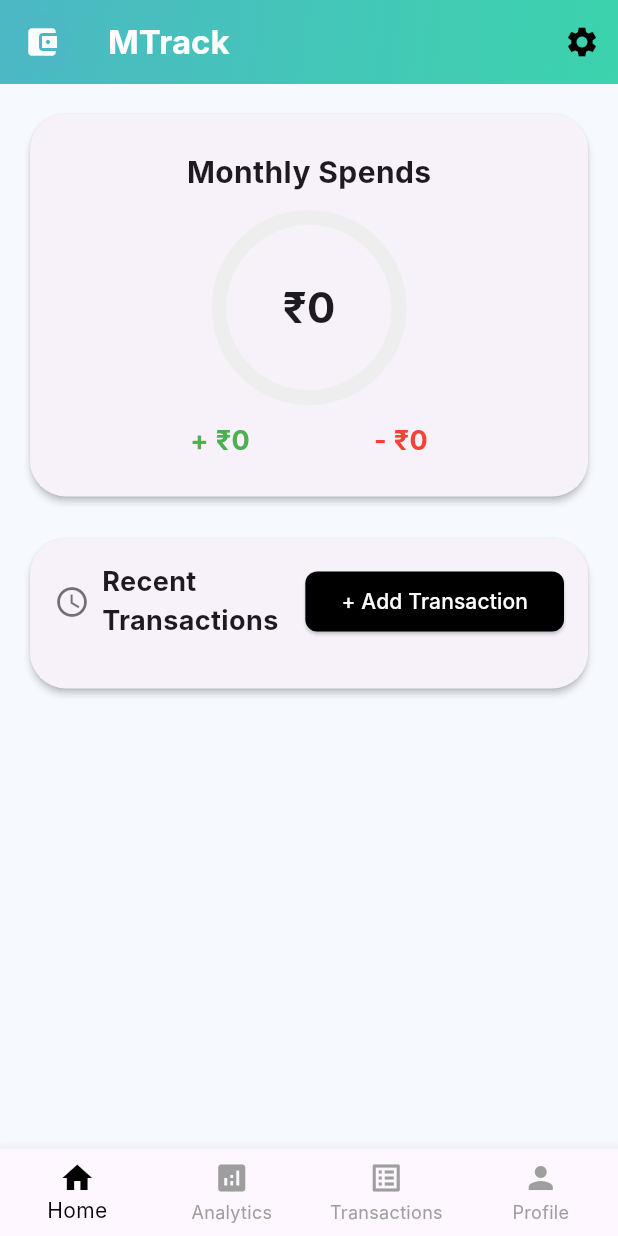
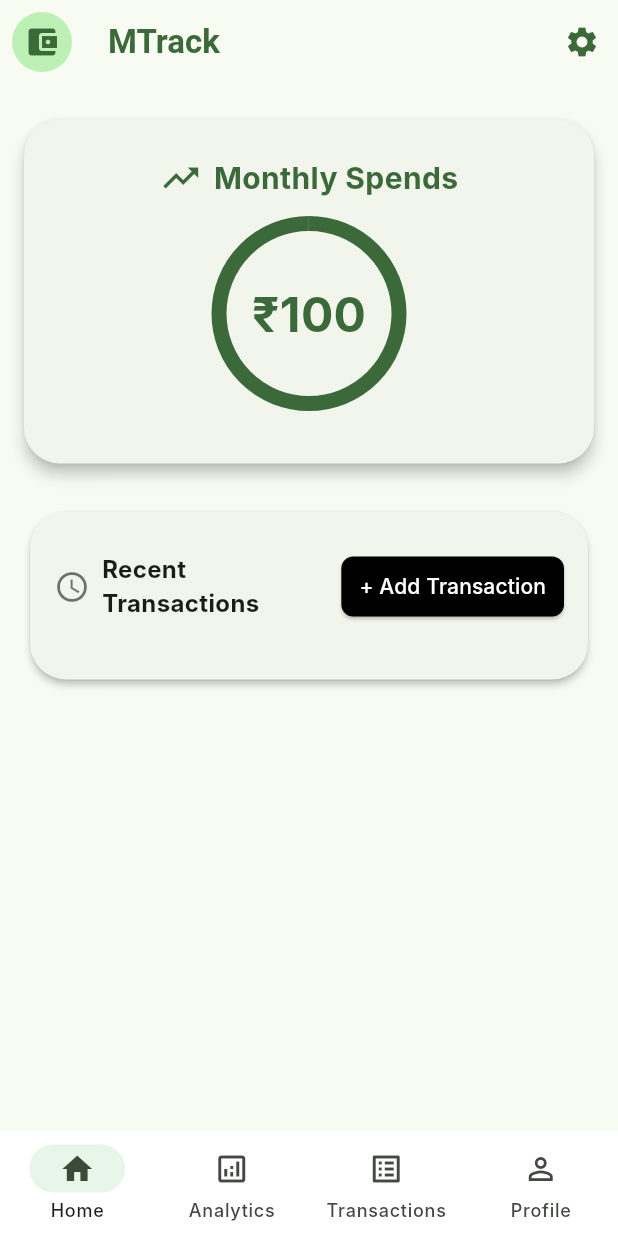
Before and after one commit to ash-kamrip/mtrack, a Flutter app: the screen it shows after launch, on a phone screen of 412 x 824 dp. Run offline on Flutter 3.47's test engine with Material 3 defaults, Android fonts, the phone set to English and light mode, and no system bars; our stand-ins replace fl_chart, logger, permission_handler; missing offline and left inert: flutter_sms_inbox; Roboto replaces fonts that are missing (Inter).

Commit message:
fixed few minor details

```diff
--- a/lib/main.dart
+++ b/lib/main.dart
@@ -2,7 +2,7 @@ import 'package:flutter/material.dart';
 import 'widgets/transaction.dart';
 import 'widgets/add_transaction_dialog.dart';
 import 'widgets/recent_transactions_section.dart';
-import 'widgets/analytics_view.dart';
+import 'screen/analytics_view.dart';
 // --- sms related imports
 import 'package:permission_handler/permission_handler.dart';
 import 'widgets/sms_service.dart';
@@ -10,9 +10,10 @@ import 'package:flutter_sms_inbox/flutter_sms_inbox.dart';
 import 'package:logger/logger.dart';
 import 'widgets/transaction_helpers.dart';
 // --- sms related imports - END
+import 'screen/profile_screen.dart';
 
 void main() {
-  runApp(MTrackApp());
+  runApp(const MTrackApp());
 }
 
 class MTrackApp extends StatelessWidget {
@@ -22,22 +23,29 @@ class MTrackApp extends StatelessWidget {
   Widget build(BuildContext context) {
     return MaterialApp(
       title: 'MTrack',
-      theme: ThemeData(primarySwatch: Colors.green, fontFamily: 'Inter'),
-      home: HomeScreen(),
+      theme: ThemeData(
+        useMaterial3: true,
+        colorSchemeSeed: Colors.green,
+        fontFamily: 'Inter',
+        cardTheme: CardThemeData(
+          elevation: 4,
+          shape: RoundedRectangleBorder(
+            borderRadius: BorderRadius.circular(26),
+          ),
+        ),
+        appBarTheme: AppBarTheme(
+          backgroundColor: Colors.transparent,
+          elevation: 0,
+          iconTheme: IconThemeData(color: Colors.black),
+          titleTextStyle: TextStyle(
+            color: Colors.black,
+            fontWeight: FontWeight.bold,
+            fontSize: 22,
+          ),
+        ),
+      ),
+      home: const HomeScreen(),
       debugShowCheckedModeBanner: false,
-    );
-  }
-}
-
-class ProfileScreen extends StatelessWidget {
-  const ProfileScreen({super.key});
-  @override
-  Widget build(BuildContext context) {
-    return Center(
-      child: Text(
-        'User Profile',
-        style: TextStyle(fontSize: 24, fontWeight: FontWeight.bold),
-      ),
     );
   }
 }
@@ -114,10 +122,22 @@ class _HomeScreenState extends State<HomeScreen> {
     final allTransactions = [..._smsTransactions]
       ..sort((a, b) => b.dateTime.compareTo(a.dateTime));
     final latest10 = getLatestTransactions(allTransactions, count: 10);
+    // add few manual transactions
+    allTransactions.add(
+      Transaction(
+        amount: 100,
+        dateTime: DateTime.now(),
+        description: 'Manual Transaction',
+        type: 'Debit',
+        category: 'Food',
+        source: 'Manual',
+      ),
+    );
     final currentMonthTxs = getCurrentMonthTransactions(allTransactions);
     final currentMonthDebits = getDebits(currentMonthTxs);
     final currentMonthCredits = getCredits(currentMonthTxs);
     final totalDebits = getDebits(currentMonthTxs);
+    final colorScheme = Theme.of(context).colorScheme;
 
     Widget body;
     switch (_selectedTab) {
@@ -132,11 +152,21 @@ class _HomeScreenState extends State<HomeScreen> {
                   totalDebits: totalDebits,
                   currentMonthCredits: currentMonthCredits,
                 ),
-                SizedBox(height: 20),
+                const SizedBox(height: 20),
                 RecentTransactionsSection(
                   transactions: latest10,
                   onAddTransaction: _showAddTransactionDialog,
                   showOnlyTop: 10,
+                  titleTextStyle: const TextStyle(
+                    fontWeight: FontWeight.bold,
+                    fontSize: 16,
+                  ),
+                  amountTextStyle: const TextStyle(
+                    fontWeight: FontWeight.bold,
+                    fontSize: 15,
+                  ),
+                  verticalSpacing: 10,
+                  buttonPadding: const EdgeInsets.symmetric(vertical: 10),
                 ),
               ],
             ),
@@ -162,56 +192,65 @@ class _HomeScreenState extends State<HomeScreen> {
         body = Container();
     }
     return Scaffold(
-      backgroundColor: Color(0xFFF6FAFF),
+      backgroundColor: colorScheme.surface,
       appBar: AppBar(
         backgroundColor: Colors.transparent,
         elevation: 0,
         leading: Padding(
           padding: const EdgeInsets.all(8.0),
           child: CircleAvatar(
-            backgroundColor: Color(0xFF4CB8C4),
-            child: Icon(Icons.account_balance_wallet, color: Colors.white),
+            backgroundColor: colorScheme.primaryContainer,
+            child: Icon(
+              Icons.account_balance_wallet,
+              color: colorScheme.primary,
+            ),
           ),
         ),
         title: Text(
           'MTrack',
-          style: TextStyle(color: Colors.white, fontWeight: FontWeight.bold),
-        ),
-        flexibleSpace: Container(
-          decoration: BoxDecoration(
-            gradient: LinearGradient(
-              colors: [Color(0xFF4CB8C4), Color(0xFF3CD3AD)],
-              begin: Alignment.topLeft,
-              end: Alignment.bottomRight,
-            ),
+          style: TextStyle(
+            color: colorScheme.primary,
+            fontWeight: FontWeight.bold,
           ),
         ),
         actions: [
           IconButton(
-            icon: Icon(Icons.settings, color: Colors.black),
+            icon: const Icon(Icons.settings),
+            color: colorScheme.primary,
             onPressed: () {},
+            tooltip: 'Settings',
           ),
         ],
       ),
       body: body,
-      bottomNavigationBar: BottomNavigationBar(
-        currentIndex: _selectedTab,
-        onTap: _onBottomNavChanged,
-        type: BottomNavigationBarType.fixed,
-        selectedItemColor: Colors.black,
-        unselectedItemColor: Colors.grey,
-        items: const [
-          BottomNavigationBarItem(icon: Icon(Icons.home), label: 'Home'),
-          BottomNavigationBarItem(
-            icon: Icon(Icons.analytics),
+      bottomNavigationBar: NavigationBar(
+        selectedIndex: _selectedTab,
+        onDestinationSelected: (index) => setState(() => _selectedTab = index),
+        destinations: const [
+          NavigationDestination(
+            icon: Icon(Icons.home_outlined),
+            selectedIcon: Icon(Icons.home),
+            label: 'Home',
+          ),
+          NavigationDestination(
+            icon: Icon(Icons.analytics_outlined),
+            selectedIcon: Icon(Icons.analytics),
             label: 'Analytics',
           ),
-          BottomNavigationBarItem(
-            icon: Icon(Icons.list_alt),
+          NavigationDestination(
+            icon: Icon(Icons.list_alt_outlined),
+            selectedIcon: Icon(Icons.list_alt),
             label: 'Transactions',
           ),
-          BottomNavigationBarItem(icon: Icon(Icons.person), label: 'Profile'),
+          NavigationDestination(
+            icon: Icon(Icons.person_outline),
+            selectedIcon: Icon(Icons.person),
+            label: 'Profile',
+          ),
         ],
+        height: 70,
+        backgroundColor: Colors.white,
+        indicatorColor: Colors.green.shade50,
       ),
     );
   }
@@ -230,18 +269,31 @@ class MonthlySpendsCard extends StatelessWidget {
 
   @override
   Widget build(BuildContext context) {
+    final colorScheme = Theme.of(context).colorScheme;
     return Card(
+      margin: const EdgeInsets.symmetric(vertical: 8, horizontal: 0),
+      elevation: 4,
       shape: RoundedRectangleBorder(borderRadius: BorderRadius.circular(24)),
-      elevation: 2,
       child: Padding(
         padding: const EdgeInsets.all(24.0),
         child: Column(
           children: [
-            Text(
-              'Monthly Spends',
-              style: TextStyle(fontWeight: FontWeight.bold, fontSize: 20),
+            Row(
+              mainAxisAlignment: MainAxisAlignment.center,
+              children: [
+                Icon(Icons.trending_up, color: colorScheme.primary, size: 28),
+                const SizedBox(width: 8),
+                Text(
+                  'Monthly Spends',
+                  style: TextStyle(
+                    fontWeight: FontWeight.bold,
+                    fontSize: 20,
+                    color: colorScheme.primary,
+                  ),
+                ),
+              ],
             ),
-            SizedBox(height: 16),
+            const SizedBox(height: 16),
             Stack(
               alignment: Alignment.center,
               children: [
@@ -253,38 +305,23 @@ class MonthlySpendsCard extends StatelessWidget {
                         ? 0
                         : (currentMonthDebits / totalDebits).clamp(0.0, 1.0),
                     strokeWidth: 10,
-                    backgroundColor: Colors.grey[200],
-                    valueColor: AlwaysStoppedAnimation<Color>(Colors.green),
+                    backgroundColor: colorScheme.surface,
+                    valueColor: AlwaysStoppedAnimation<Color>(
+                      colorScheme.primary,
+                    ),
                   ),
                 ),
                 Text(
                   '₹${currentMonthDebits.toInt()}',
-                  style: TextStyle(fontWeight: FontWeight.bold, fontSize: 28),
-                ),
-              ],
-            ),
-            SizedBox(height: 16),
-            Row(
-              mainAxisAlignment: MainAxisAlignment.spaceEvenly,
-              children: [
-                Text(
-                  '+ ₹${currentMonthCredits.toInt()}',
                   style: TextStyle(
-                    color: Colors.green,
                     fontWeight: FontWeight.bold,
-                    fontSize: 18,
-                  ),
-                ),
-                Text(
-                  '- ₹${currentMonthDebits.toInt()}',
-                  style: TextStyle(
-                    color: Colors.red,
-                    fontWeight: FontWeight.bold,
-                    fontSize: 18,
+                    fontSize: 32,
+                    color: colorScheme.primary,
                   ),
                 ),
               ],
             ),
+            const SizedBox(height: 16),
           ],
         ),
       ),
--- a/lib/widgets/analytics_view.dart
+++ b/lib/screen/analytics_view.dart
@@ -1,6 +1,6 @@
 import 'package:flutter/material.dart';
 import 'package:fl_chart/fl_chart.dart';
-import 'transaction.dart';
+import '../widgets/transaction.dart';
 import 'dart:math';
 
 class AnalyticsView extends StatefulWidget {
@@ -239,7 +239,7 @@ class _AnalyticsViewState extends State<AnalyticsView> {
                   ],
                 ),
               );
-            }).toList(),
+            }),
           ],
         ),
       ),
--- /dev/null
+++ b/lib/screen/profile_screen.dart
@@ -0,0 +1,14 @@
+import 'package:flutter/material.dart';
+
+class ProfileScreen extends StatelessWidget {
+  const ProfileScreen({super.key});
+  @override
+  Widget build(BuildContext context) {
+    return Center(
+      child: Text(
+        'User Profile',
+        style: TextStyle(fontSize: 24, fontWeight: FontWeight.bold),
+      ),
+    );
+  }
+}
--- a/lib/widgets/add_transaction_dialog.dart
+++ b/lib/widgets/add_transaction_dialog.dart
@@ -38,11 +38,13 @@ class _AddTransactionDialogState extends State<AddTransactionDialog> {
                 Row(
                   mainAxisAlignment: MainAxisAlignment.spaceBetween,
                   children: [
-                    Text(
-                      'Add New Transaction',
-                      style: TextStyle(
-                        fontWeight: FontWeight.bold,
-                        fontSize: 22,
+                    Expanded(
+                      child: Text(
+                        'Add New Transaction',
+                        style: TextStyle(
+                          fontWeight: FontWeight.bold,
+                          fontSize: 22,
+                        ),
                       ),
                     ),
                     IconButton(
--- a/lib/widgets/recent_transactions_section.dart
+++ b/lib/widgets/recent_transactions_section.dart
@@ -7,11 +7,19 @@ class RecentTransactionsSection extends StatelessWidget {
   final List<Transaction> transactions;
   final VoidCallback onAddTransaction;
   final int? showOnlyTop;
+  final TextStyle? amountTextStyle;
+  final TextStyle? titleTextStyle;
+  final double verticalSpacing;
+  final EdgeInsetsGeometry? buttonPadding;
   const RecentTransactionsSection({
     super.key,
     required this.transactions,
     required this.onAddTransaction,
     this.showOnlyTop,
+    this.titleTextStyle,
+    this.amountTextStyle,
+    this.verticalSpacing = 8,
+    this.buttonPadding,
   });
 
   Map<String, List<Transaction>> _groupByDate(List<Transaction> txs) {
@@ -49,51 +57,66 @@ class RecentTransactionsSection extends StatelessWidget {
                 Expanded(
                   child: Text(
                     'Recent Transactions',
-                    style: TextStyle(fontWeight: FontWeight.bold, fontSize: 18),
+                    style: const TextStyle(
+                      fontWeight: FontWeight.bold,
+                      fontSize: 16,
                     ),
                   ),
-                ElevatedButton(
+                ),
+                Padding(
+                  padding:
+                      buttonPadding ?? const EdgeInsets.symmetric(vertical: 6),
+                  child: ElevatedButton(
                     onPressed: onAddTransaction,
                     style: ElevatedButton.styleFrom(
                       backgroundColor: Colors.black,
                       shape: RoundedRectangleBorder(
                         borderRadius: BorderRadius.circular(8),
                       ),
+                      padding: const EdgeInsets.symmetric(
+                        horizontal: 12,
+                        vertical: 8,
                       ),
-                  child: Text(
+                    ),
+                    child: const Text(
                       '+ Add Transaction',
-                    style: TextStyle(color: Colors.white),
+                      style: TextStyle(color: Colors.white, fontSize: 14),
+                    ),
                   ),
                 ),
               ],
             ),
-            SizedBox(height: 16),
+            SizedBox(height: 12),
             ...sortedKeys.map(
               (dateStr) => Column(
                 crossAxisAlignment: CrossAxisAlignment.start,
                 children: [
                   Padding(
-                    padding: const EdgeInsets.symmetric(vertical: 8.0),
+                    padding: const EdgeInsets.symmetric(vertical: 6.0),
                     child: Text(
                       dateStr,
-                      style: TextStyle(
-                        color: Colors.grey[600],
+                      style: const TextStyle(
+                        color: Colors.grey,
                         fontWeight: FontWeight.bold,
-                        fontSize: 15,
+                        fontSize: 13,
                       ),
                     ),
                   ),
                   ...grouped[dateStr]!.map(
-                    (tx) => Padding(
-                      padding: const EdgeInsets.only(bottom: 16.0),
-                      child: TransactionItem(
+                    (tx) => TransactionItem(
                       isIncome: tx.type == 'Credit',
                       title: tx.description,
                       time: DateFormat('hh:mm a').format(tx.dateTime),
                       amount: tx.amount.toInt(),
                       date: dateStr,
                       label: tx.category,
+                      amountTextStyle:
+                          amountTextStyle ??
+                          const TextStyle(
+                            fontWeight: FontWeight.bold,
+                            fontSize: 15,
                           ),
+                      verticalSpacing: verticalSpacing,
                     ),
                   ),
                 ],
--- a/lib/widgets/sms_service.dart
+++ b/lib/widgets/sms_service.dart
@@ -3,7 +3,7 @@ import 'transaction.dart';
 
 class SmsService {
   Future<List<SmsMessage>> readMessages() async {
-    SmsQuery query = new SmsQuery();
+    SmsQuery query = SmsQuery();
     List<SmsMessage> smsMessages = await query.getAllSms;
     return smsMessages.where((message) {
       String body = message.body ?? '';
--- a/lib/widgets/transaction_item.dart
+++ b/lib/widgets/transaction_item.dart
@@ -7,6 +7,8 @@ class TransactionItem extends StatelessWidget {
   final int amount;
   final String date;
   final String label;
+  final TextStyle? amountTextStyle;
+  final double verticalSpacing;
 
   const TransactionItem({
     super.key,
@@ -16,6 +18,8 @@ class TransactionItem extends StatelessWidget {
     required this.amount,
     required this.date,
     required this.label,
+    this.amountTextStyle,
+    this.verticalSpacing = 0,
   });
 
   Color _getLabelColor(String label) {
@@ -50,15 +54,24 @@ class TransactionItem extends StatelessWidget {
 
   @override
   Widget build(BuildContext context) {
-    return Row(
-      crossAxisAlignment: CrossAxisAlignment.start,
+    return Padding(
+      padding: EdgeInsets.symmetric(vertical: verticalSpacing / 2),
+      child: Row(
+        crossAxisAlignment: CrossAxisAlignment.center,
+
+        children: [
+          Column(
+            crossAxisAlignment: CrossAxisAlignment.center,
             children: [
               CircleAvatar(
+                radius: 20,
                 backgroundColor: isIncome ? Colors.green[50] : Colors.red[50],
                 child: Icon(
                   isIncome ? Icons.trending_up : Icons.trending_down,
                   color: isIncome ? Colors.green : Colors.red,
                 ),
+              ),
+            ],
           ),
           SizedBox(width: 12),
           Expanded(
@@ -67,8 +80,8 @@ class TransactionItem extends StatelessWidget {
               children: [
                 Text(
                   title,
-                style: TextStyle(
-                  fontWeight: FontWeight.bold,
+                  style: const TextStyle(
+                    fontWeight: FontWeight.normal,
                     fontSize: 18,
                     color: Colors.black,
                   ),
@@ -79,7 +92,7 @@ class TransactionItem extends StatelessWidget {
                   children: [
                     Text(
                       time,
-                    style: TextStyle(color: Colors.grey, fontSize: 15),
+                      style: const TextStyle(color: Colors.grey, fontSize: 13),
                     ),
                     if (label.isNotEmpty)
                       Container(
@@ -107,14 +120,15 @@ class TransactionItem extends StatelessWidget {
             ),
           ),
           Text(
-          (isIncome ? '+₹' : '-₹') + amount.toString(),
+            (isIncome ? '+₹ ' : '-₹ ') + amount.toString(),
             style: TextStyle(
               color: isIncome ? Colors.green : Colors.red,
-            fontWeight: FontWeight.bold,
+              fontWeight: FontWeight.w600,
               fontSize: 18,
             ),
           ),
         ],
+      ),
     );
   }
 }
```
Lines whose indentation alone changed are shown as unchanged.
